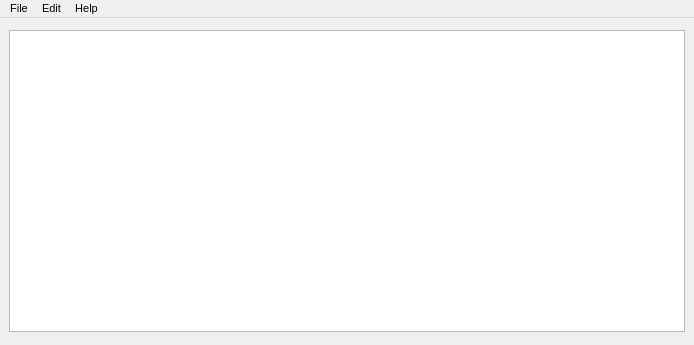
First picture: the form in editor.ui, repository liaviora/Editor-Text, before the edit.
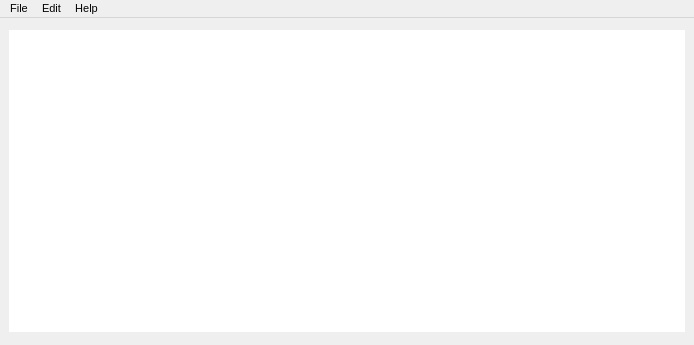
Second picture: the form after the edit. Icons and pictures are not drawn.

The edit to the form file:
```diff
--- a/editor.ui
+++ b/editor.ui
@@ -47,6 +47,9 @@
         <height>302</height>
        </size>
       </property>
+      <property name="frameShape">
+       <enum>QFrame::Shape::NoFrame</enum>
+      </property>
      </widget>
     </item>
    </layout>
```
